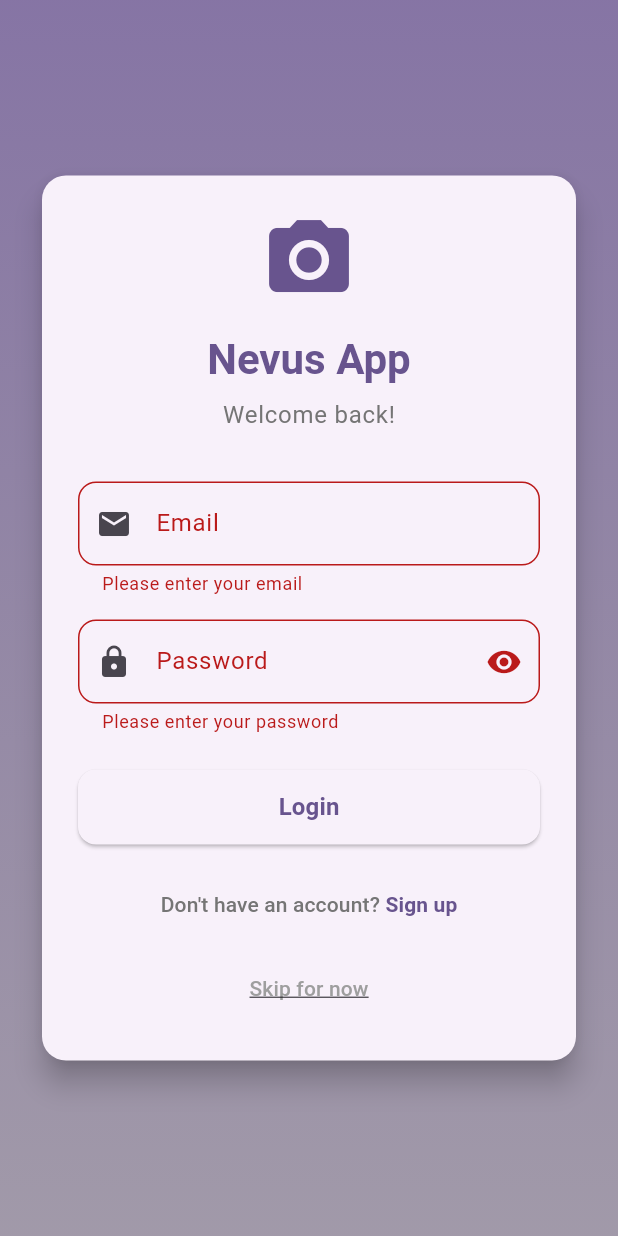
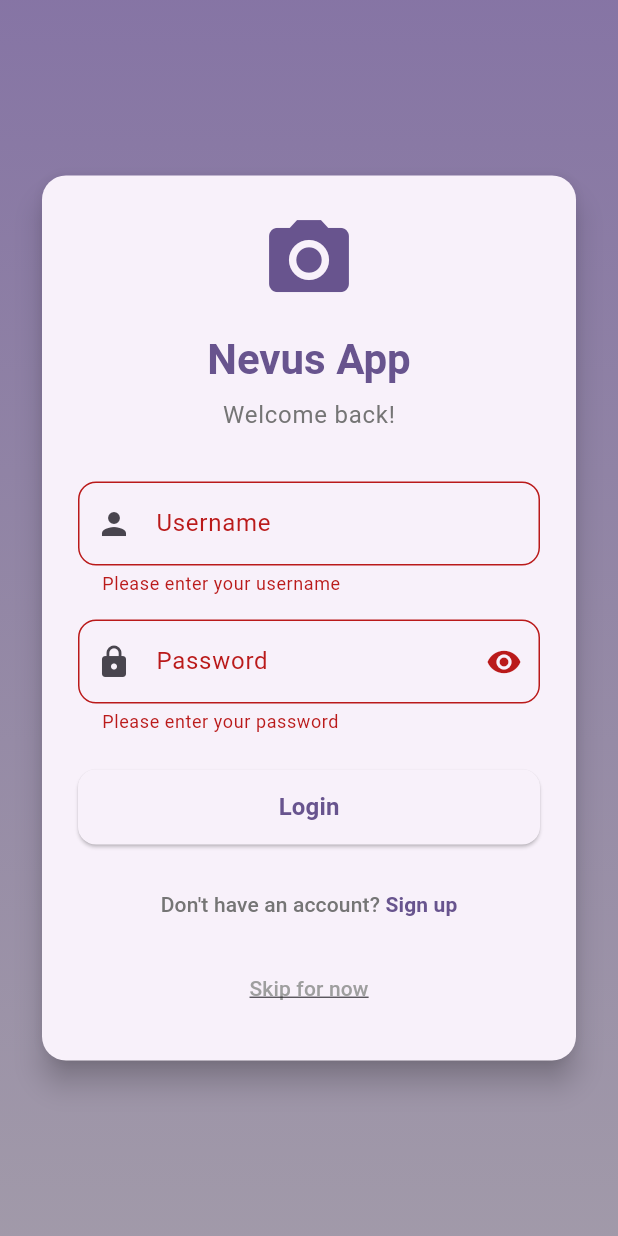
Before and after one commit to margherita-c/nevus_app, a Flutter app: the screen it shows after launch, after a tap on "Login", on a phone screen of 412 x 824 dp. Run offline on Flutter 3.47's test engine with Material 3 defaults, Android fonts, the phone set to English and light mode, and no system bars; our stand-ins replace camera.

Commit message:
Update auth_screen.dart

```diff
--- a/lib/screens/auth_screen.dart
+++ b/lib/screens/auth_screen.dart
@@ -15,14 +15,14 @@ class AuthScreenState extends State<AuthScreen> {
   bool _obscureConfirmPassword = true;
 
   final _formKey = GlobalKey<FormState>();
-  final _emailController = TextEditingController();
+  final _usernameController = TextEditingController();
   final _passwordController = TextEditingController();
   final _confirmPasswordController = TextEditingController();
   final _nameController = TextEditingController();
 
   @override
   void dispose() {
-    _emailController.dispose();
+    _usernameController.dispose();
     _passwordController.dispose();
     _confirmPasswordController.dispose();
     _nameController.dispose();
@@ -72,12 +72,15 @@ class AuthScreenState extends State<AuthScreen> {
     }
   }
 
-  String? _validateEmail(String? value) {
+  String? _validateUsername(String? value) {
     if (value == null || value.isEmpty) {
-      return 'Please enter your email';
+      return 'Please enter your username';
     }
-    if (!RegExp(r'^[\w-\.]+@([\w-]+\.)+[\w-]{2,4}$').hasMatch(value)) {
-      return 'Please enter a valid email';
+    if (value.length < 3) {
+      return 'Username must be at least 3 characters';
+    }
+    if (!RegExp(r'^[a-zA-Z0-9_]+$').hasMatch(value)) {
+      return 'Username can only contain letters, numbers, and underscores';
     }
     return null;
   }
@@ -186,18 +189,17 @@ class AuthScreenState extends State<AuthScreen> {
                           const SizedBox(height: 16),
                         ],
 
-                        // Email field
+                        // Username field (replaces email)
                         TextFormField(
-                          controller: _emailController,
+                          controller: _usernameController,
                           decoration: InputDecoration(
-                            labelText: 'Email',
-                            prefixIcon: const Icon(Icons.email),
+                            labelText: 'Username',
+                            prefixIcon: const Icon(Icons.person),
                             border: OutlineInputBorder(
                               borderRadius: BorderRadius.circular(12),
                             ),
                           ),
-                          keyboardType: TextInputType.emailAddress,
-                          validator: _validateEmail,
+                          validator: _validateUsername,
                           textInputAction: TextInputAction.next,
                         ),
                         const SizedBox(height: 16),
```
